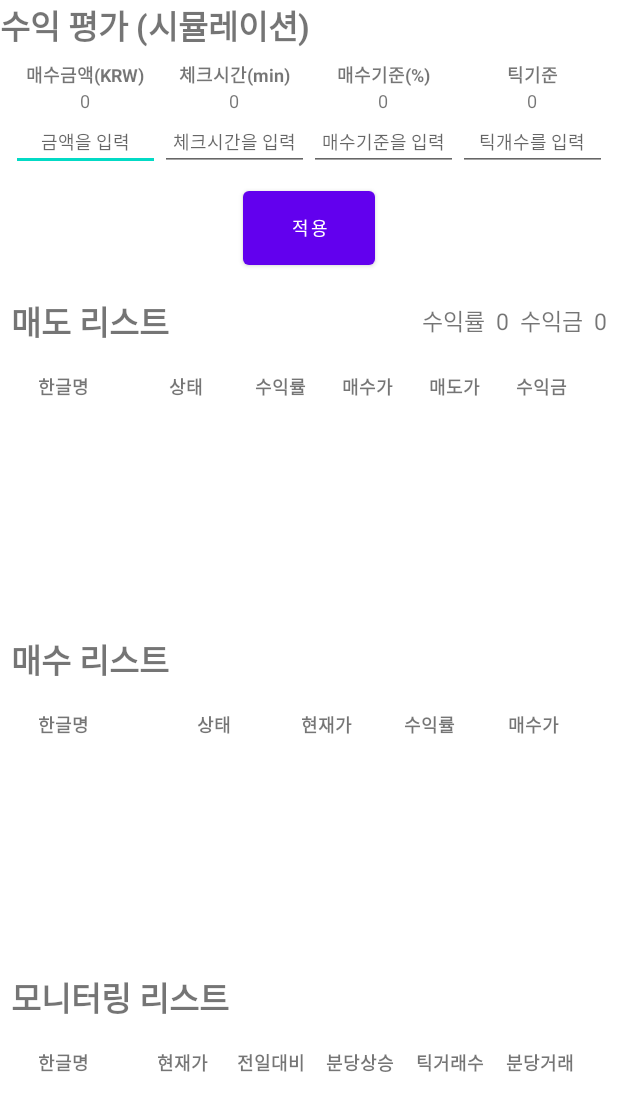
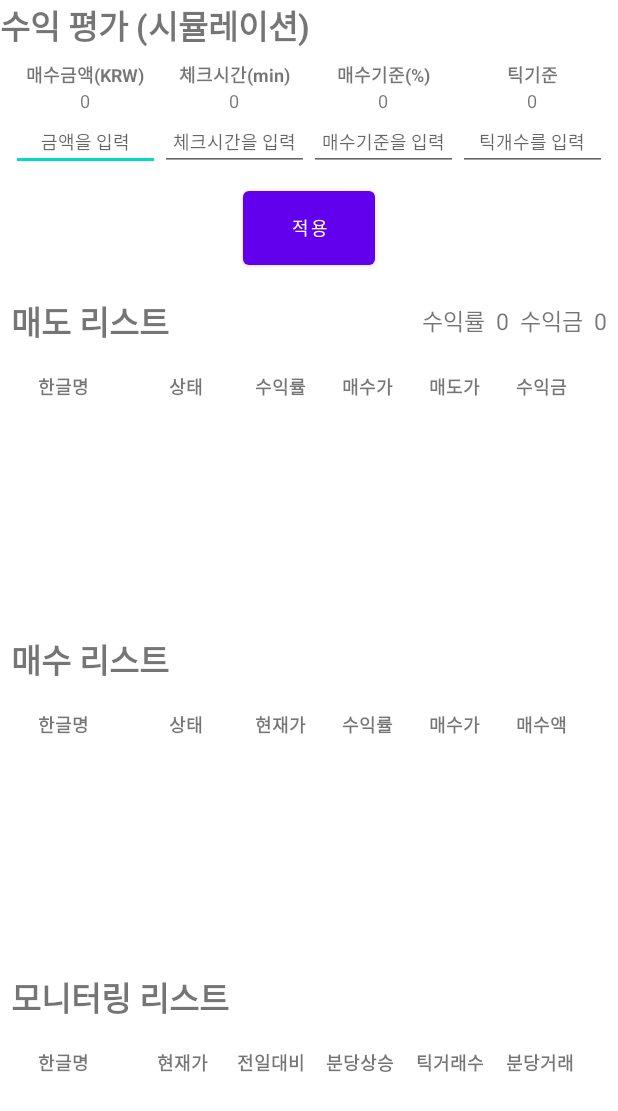
Before and after one commit to qoenam61/UpbitTradeTool, an Android app: the layout fragment_coin_evaluation_advance.xml on its own in the app's theme, with its tools: preview values and no code run, on a phone screen of 412 x 824 dp. Shown: the top 1111 px of the screen. Run offline under Robolectric (Android 15) with nearby library versions, the phone set to English and light mode, and no system bars; network calls fail.

Commit message:
Inital Bring up - Fux Bugs

```diff
--- a/app/src/main/java/com/example/upbitautotrade/utils/BackgroundProcessor.java
+++ b/app/src/main/java/com/example/upbitautotrade/utils/BackgroundProcessor.java
@@ -197,7 +197,7 @@ public class BackgroundProcessor {
         }
 
         public long getSleepTime() {
-            return size() != 0 ? get(0).getSleepTime() : 50;
+            return size() != 0 ? get(0).getSleepTime() : 150;
         }
 
         public void stop() {
--- a/app/src/main/java/com/example/upbitautotrade/utils/Item.java
+++ b/app/src/main/java/com/example/upbitautotrade/utils/Item.java
@@ -1,6 +1,4 @@
 package com.example.upbitautotrade.utils;
-
-import com.google.gson.annotations.SerializedName;
 
 import static com.example.upbitautotrade.utils.BackgroundProcessor.UPDATE_ACCOUNTS_INFO;
 import static com.example.upbitautotrade.utils.BackgroundProcessor.UPDATE_CHANCE_INFO;
@@ -24,7 +22,7 @@ public class Item {
     private final long PERIODIC_TIME_70 = 70;
     private final long PERIODIC_TIME_80 = 80;
     private final long PERIODIC_TIME_100 = 100;
-    private final long PERIODIC_TIME_150 = 150;
+    private final long PERIODIC_TIME_160 = 160;
     private final long PERIODIC_TIME_500 = 500;
     private final long PERIODIC_TIME_1000 = 1000;
 
@@ -100,7 +98,7 @@ public class Item {
             case UPDATE_DAY_CANDLE_INFO:
             case UPDATE_WEEK_CANDLE_INFO:
             case UPDATE_MONTH_CANDLE_INFO:
-                sleepTime = PERIODIC_TIME_150;
+                sleepTime = PERIODIC_TIME_160;
                 break;
             default:
                 sleepTime = PERIODIC_TIME_70;
--- a/app/src/main/res/layout/fragment_coin_evaluation_advance.xml
+++ b/app/src/main/res/layout/fragment_coin_evaluation_advance.xml
@@ -231,7 +231,7 @@
                             android:layout_width="@dimen/default_margin"
                             android:layout_height="match_parent"/>
                         <TextView
-                            android:id="@+id/profit_amount"
+                            android:id="@+id/profit_total_amount"
                             android:layout_width="wrap_content"
                             android:layout_height="wrap_content"
                             android:layout_centerVertical="true"
@@ -446,6 +446,21 @@
                                 android:textStyle="bold"
                                 android:text="매수가"/>
                         </LinearLayout>
+                        <LinearLayout
+                            android:layout_width="0dp"
+                            android:layout_height="match_parent"
+                            android:layout_weight="1"
+                            android:layout_margin="@dimen/coin_list_item_margin"
+                            android:orientation="vertical">
+                            <TextView
+                                android:layout_width="match_parent"
+                                android:layout_height="0dp"
+                                android:layout_weight="1"
+                                android:gravity="center"
+                                android:textSize="@dimen/coin_list_text_size"
+                                android:textStyle="bold"
+                                android:text="매수액"/>
+                        </LinearLayout>
                     </LinearLayout>
 
                     <androidx.recyclerview.widget.RecyclerView
```
Also changed, not shown: app/src/main/java/com/example/upbitautotrade/fragment/CoinEvaluationAdvanceFragment.java (+89 -34 lines), app/src/main/res/layout/evaluation_buying_coin_item.xml (+15 -0 lines).
